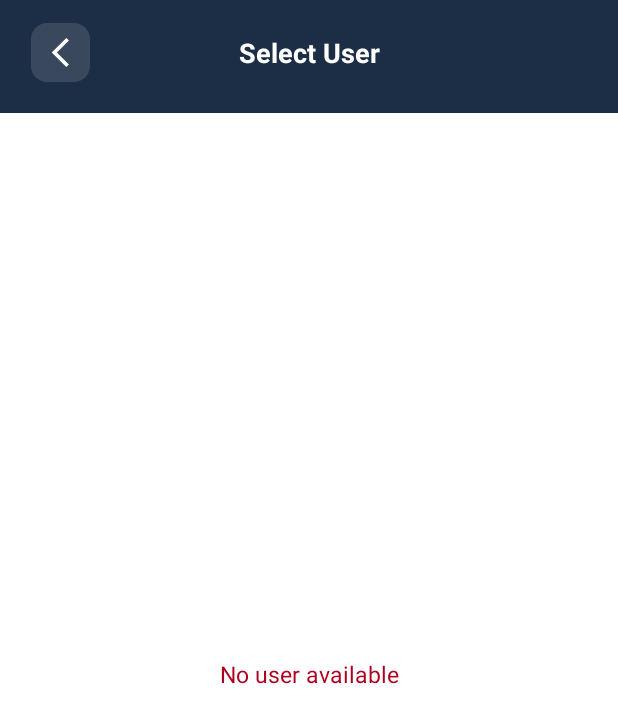
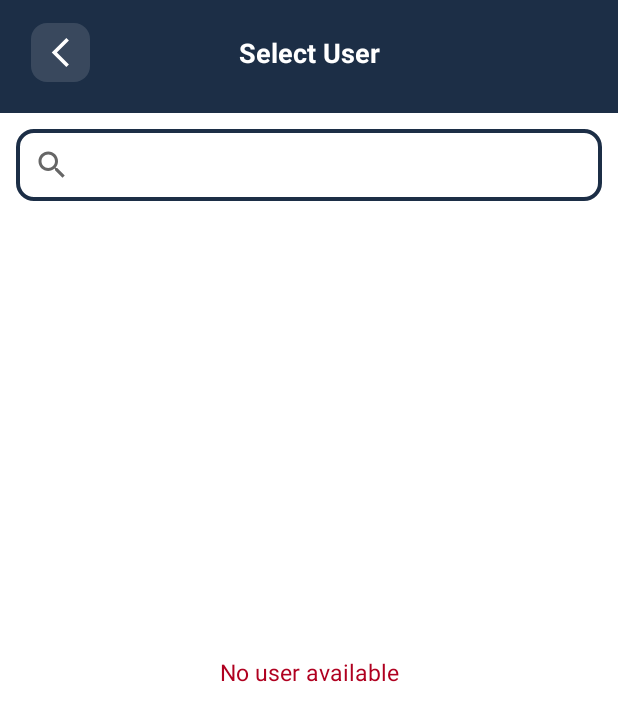
Before and after one commit to GiapKun/ChatApp, an Android app: the UsersActivity screen opened directly, with no data from a screen before it, on a phone screen of 412 x 824 dp. Shown: the top 723 px of the screen. Run offline under Robolectric (Android 15) with nearby library versions, the light colour scheme and no system bars; our stand-ins replace Firebase (no records; nobody signed in at launch, a user with empty details on screens opened directly), sdp/ssp sizes.

Commit message:
done feature

```diff
--- a/app/src/main/AndroidManifest.xml
+++ b/app/src/main/AndroidManifest.xml
@@ -21,7 +21,9 @@
             android:windowSoftInputMode="adjustResize" />
         <activity
             android:name=".activities.UsersActivity"
-            android:exported="false" />
+            android:exported="false"
+            android:windowSoftInputMode="adjustResize"
+            />
         <activity
             android:name=".activities.SignUpActivity"
             android:exported="false"
--- /dev/null
+++ b/app/src/main/res/drawable/background_searchview.xml
@@ -0,0 +1,7 @@
+<?xml version="1.0" encoding="utf-8"?>
+<shape xmlns:android="http://schemas.android.com/apk/res/android"
+    android:shape="rectangle">
+    <corners android:radius="@dimen/_8sdp"/>
+    <stroke android:color="@color/priramy"
+        android:width="@dimen/_2sdp"/>
+</shape>
--- a/app/src/main/res/layout/activity_users.xml
+++ b/app/src/main/res/layout/activity_users.xml
@@ -41,8 +41,35 @@
         android:layout_marginTop="@dimen/_16sdp"
         android:background="@drawable/background_content_bottom"
         app:layout_constraintTop_toBottomOf="@+id/imageBack"
-        app:layout_constraintBottom_toBottomOf="parent"
-        >
+        app:layout_constraintBottom_toBottomOf="parent">
+
+        <LinearLayout
+            android:layout_width="match_parent"
+            android:layout_height="wrap_content"
+            android:orientation="vertical">
+
+            <SearchView
+                android:id="@+id/searchView"
+                android:layout_width="match_parent"
+                android:layout_height="wrap_content"
+                android:background="@drawable/background_searchview"
+                android:layout_margin="@dimen/_8sdp"
+                />
+
+
+            <TextView
+                android:id="@+id/txtSuggest"
+                android:layout_width="match_parent"
+                android:layout_height="wrap_content"
+                android:text="Suggestion For You"
+                android:textSize="@dimen/_14ssp"
+                android:textStyle="bold"
+                android:textColor="@color/black"
+                android:layout_marginStart="@dimen/_14sdp"
+                android:layout_marginTop="@dimen/_20sdp"
+                android:layout_marginBottom="@dimen/_10ssp"
+                android:visibility="gone"
+                />
 
             <androidx.recyclerview.widget.RecyclerView
                 android:id="@+id/usersRecyclerView"
@@ -51,16 +78,16 @@
                 android:clipToPadding="false"
                 android:orientation="vertical"
                 android:overScrollMode="never"
-            android:padding="@dimen/_20sdp"
                 android:visibility="gone"
-            app:layoutManager="androidx.recyclerview.widget.LinearLayoutManager"/>
+                android:layout_marginStart="@dimen/_10sdp"
+                app:layoutManager="androidx.recyclerview.widget.LinearLayoutManager" />
 
             <ProgressBar
                 android:id="@+id/progressBar"
                 android:layout_width="@dimen/_25sdp"
                 android:layout_height="@dimen/_25sdp"
                 android:layout_gravity="center"
-            />
+                android:layout_marginTop="@dimen/_200sdp"/>
 
             <TextView
                 android:id="@+id/textErrorMessage"
@@ -72,8 +99,8 @@
                 android:gravity="center"
                 android:textColor="@color/error"
                 android:textSize="@dimen/_12ssp"
-            android:visibility="gone"
-            />
+                android:visibility="gone" />
+        </LinearLayout>
     </FrameLayout>
 
 </androidx.constraintlayout.widget.ConstraintLayout>
--- a/app/src/main/res/values/ic_launcher_background.xml
+++ b/app/src/main/res/values/ic_launcher_background.xml
@@ -1,4 +1,4 @@
 <?xml version="1.0" encoding="utf-8"?>
 <resources>
-    <color name="ic_launcher_background">#F4F8F6</color>
+    <color name="ic_launcher_background">#F5F5F5</color>
 </resources>
```
Also changed, not shown: app/src/main/java/com/example/chatandcall_app/activities/UsersActivity.java (+66 -0 lines), app/src/main/java/com/example/chatandcall_app/adapters/ChatAdapter.java (line endings or trailing spaces). Lines whose indentation alone changed are shown as unchanged.
